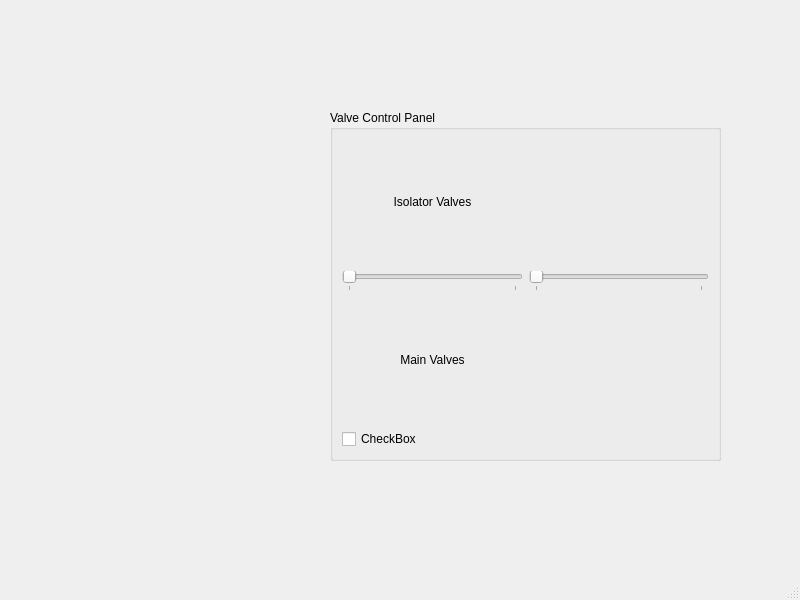
This is v0.1/APRL_GUIv0_1.ui in UC-Davis-APRL/APRL_GUI as Qt 5 draws it before an edit. The edited form follows.
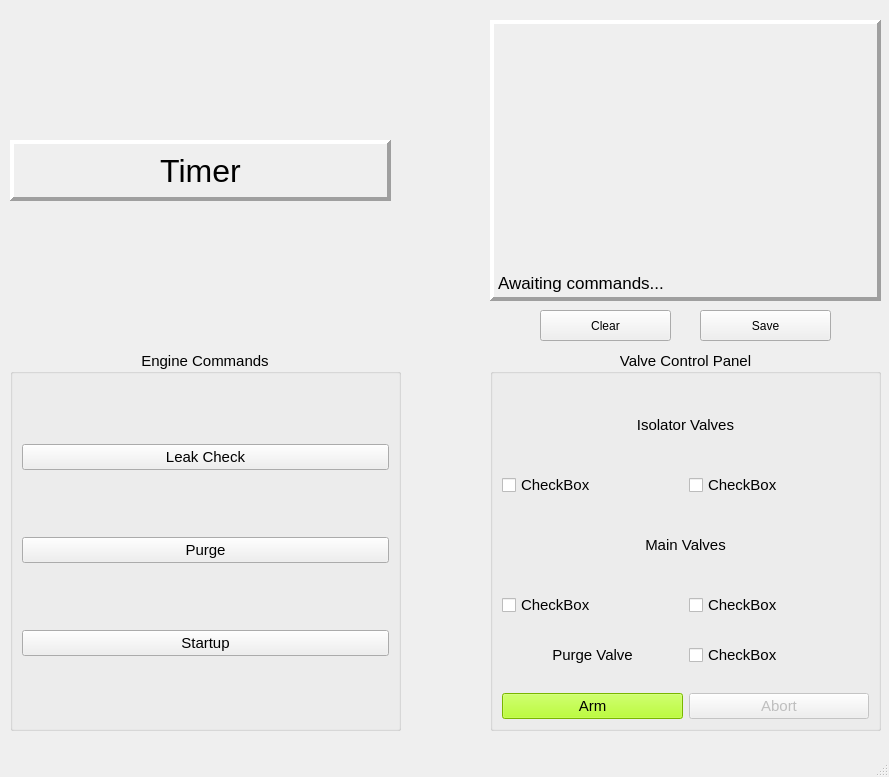
This is the edited form. Custom widgets are drawn as their Qt base class.

Commit message: 10/23/2023 v0.1 .ui file finalized, modifying .py file

Patch:
```diff
--- a/v0.1/APRL_GUIv0_1.ui
+++ b/v0.1/APRL_GUIv0_1.ui
@@ -2,12 +2,15 @@
 <ui version="4.0">
  <class>MainWindow</class>
  <widget class="QMainWindow" name="MainWindow">
+  <property name="enabled">
+   <bool>true</bool>
+  </property>
   <property name="geometry">
    <rect>
     <x>0</x>
     <y>0</y>
-    <width>800</width>
-    <height>600</height>
+    <width>889</width>
+    <height>777</height>
    </rect>
   </property>
   <property name="windowTitle">
@@ -17,28 +20,40 @@
    <widget class="QGroupBox" name="valveBox">
     <property name="geometry">
      <rect>
-      <x>330</x>
-      <y>110</y>
+      <x>490</x>
+      <y>350</y>
       <width>391</width>
-      <height>351</height>
+      <height>381</height>
      </rect>
     </property>
+    <property name="font">
+     <font>
+      <pointsize>11</pointsize>
+     </font>
+    </property>
+    <property name="styleSheet">
+     <string notr="true"/>
+    </property>
     <property name="title">
      <string>Valve Control Panel</string>
     </property>
-    <layout class="QGridLayout" name="gridLayout_2">
-     <item row="3" column="0">
-      <widget class="QLabel" name="label_2">
-       <property name="text">
-        <string>Main Valves</string>
-       </property>
-       <property name="alignment">
-        <set>Qt::AlignCenter</set>
-       </property>
-      </widget>
-     </item>
-     <item row="1" column="0">
+    <property name="alignment">
+     <set>Qt::AlignCenter</set>
+    </property>
+    <layout class="QVBoxLayout" name="verticalLayout_2">
+     <item>
       <widget class="QLabel" name="label">
+       <property name="sizePolicy">
+        <sizepolicy hsizetype="Preferred" vsizetype="Preferred">
+         <horstretch>0</horstretch>
+         <verstretch>0</verstretch>
+        </sizepolicy>
+       </property>
+       <property name="font">
+        <font>
+         <pointsize>11</pointsize>
+        </font>
+       </property>
        <property name="text">
         <string>Isolator Valves</string>
        </property>
@@ -47,41 +62,340 @@
        </property>
       </widget>
      </item>
-     <item row="2" column="1">
-      <widget class="QSlider" name="horizontalSlider_2">
-       <property name="maximum">
-        <number>1</number>
+     <item>
+      <layout class="QHBoxLayout" name="horizontalLayout">
+       <item>
+        <widget class="AnimatedToggle" name="isoTog1">
+         <property name="sizePolicy">
+          <sizepolicy hsizetype="Preferred" vsizetype="Preferred">
+           <horstretch>0</horstretch>
+           <verstretch>0</verstretch>
+          </sizepolicy>
+         </property>
+         <property name="font">
+          <font>
+           <pointsize>11</pointsize>
+          </font>
+         </property>
+         <property name="text">
+          <string>CheckBox</string>
+         </property>
+        </widget>
+       </item>
+       <item>
+        <widget class="AnimatedToggle" name="isoTog2">
+         <property name="font">
+          <font>
+           <pointsize>11</pointsize>
+          </font>
+         </property>
+         <property name="text">
+          <string>CheckBox</string>
+         </property>
+        </widget>
+       </item>
+      </layout>
+     </item>
+     <item>
+      <widget class="QLabel" name="label_2">
+       <property name="sizePolicy">
+        <sizepolicy hsizetype="Preferred" vsizetype="Preferred">
+         <horstretch>0</horstretch>
+         <verstretch>0</verstretch>
+        </sizepolicy>
        </property>
-       <property name="orientation">
-        <enum>Qt::Horizontal</enum>
+       <property name="font">
+        <font>
+         <pointsize>11</pointsize>
+        </font>
        </property>
-       <property name="tickPosition">
-        <enum>QSlider::TicksBelow</enum>
+       <property name="text">
+        <string>Main Valves</string>
        </property>
+       <property name="alignment">
+        <set>Qt::AlignCenter</set>
+       </property>
       </widget>
      </item>
-     <item row="2" column="0">
-      <widget class="QSlider" name="horizontalSlider">
-       <property name="maximum">
-        <number>1</number>
+     <item>
+      <layout class="QHBoxLayout" name="horizontalLayout_2">
+       <item>
+        <widget class="AnimatedToggle" name="mainTog1">
+         <property name="font">
+          <font>
+           <pointsize>11</pointsize>
+          </font>
+         </property>
+         <property name="text">
+          <string>CheckBox</string>
+         </property>
+        </widget>
+       </item>
+       <item>
+        <widget class="AnimatedToggle" name="mainTog2">
+         <property name="font">
+          <font>
+           <pointsize>11</pointsize>
+          </font>
+         </property>
+         <property name="text">
+          <string>CheckBox</string>
+         </property>
+        </widget>
+       </item>
+      </layout>
+     </item>
+     <item>
+      <spacer name="horizontalSpacer">
+       <property name="orientation">
+        <enum>Qt::Horizontal</enum>
        </property>
+       <property name="sizeHint" stdset="0">
+        <size>
+         <width>40</width>
+         <height>20</height>
+        </size>
+       </property>
+      </spacer>
+     </item>
+     <item>
+      <layout class="QHBoxLayout" name="horizontalLayout_3">
+       <item>
+        <widget class="QLabel" name="label_3">
+         <property name="font">
+          <font>
+           <pointsize>11</pointsize>
+          </font>
+         </property>
+         <property name="text">
+          <string>Purge Valve</string>
+         </property>
+         <property name="alignment">
+          <set>Qt::AlignCenter</set>
+         </property>
+        </widget>
+       </item>
+       <item>
+        <widget class="AnimatedToggle" name="purgeTog">
+         <property name="font">
+          <font>
+           <pointsize>11</pointsize>
+          </font>
+         </property>
+         <property name="text">
+          <string>CheckBox</string>
+         </property>
+        </widget>
+       </item>
+      </layout>
+     </item>
+     <item>
+      <spacer name="horizontalSpacer_2">
        <property name="orientation">
         <enum>Qt::Horizontal</enum>
        </property>
-       <property name="tickPosition">
-        <enum>QSlider::TicksBelow</enum>
+       <property name="sizeHint" stdset="0">
+        <size>
+         <width>40</width>
+         <height>20</height>
+        </size>
        </property>
+      </spacer>
+     </item>
+     <item>
+      <layout class="QHBoxLayout" name="horizontalLayout_4">
+       <item>
+        <widget class="QPushButton" name="armButton">
+         <property name="font">
+          <font>
+           <pointsize>11</pointsize>
+          </font>
+         </property>
+         <property name="styleSheet">
+          <string notr="true">QPushButton#armButton {background-color: rgb(170, 255, 0);}
+QPushButton#armButton:checked {background-color: rgb(255, 0, 127); }</string>
+         </property>
+         <property name="text">
+          <string>Arm</string>
+         </property>
+         <property name="checkable">
+          <bool>true</bool>
+         </property>
+         <property name="checked">
+          <bool>false</bool>
+         </property>
+        </widget>
+       </item>
+       <item>
+        <widget class="QPushButton" name="abortButton">
+         <property name="enabled">
+          <bool>false</bool>
+         </property>
+         <property name="font">
+          <font>
+           <pointsize>11</pointsize>
+          </font>
+         </property>
+         <property name="styleSheet">
+          <string notr="true">QPushButton#abortButton:enabled {background-color: rgb(170, 255, 0);}
+QPushButton#abortButton:checked {background-color: rgb(255, 0, 127); }</string>
+         </property>
+         <property name="text">
+          <string>Abort</string>
+         </property>
+         <property name="checkable">
+          <bool>true</bool>
+         </property>
+         <property name="checked">
+          <bool>false</bool>
+         </property>
+         <property name="flat">
+          <bool>false</bool>
+         </property>
+        </widget>
+       </item>
+      </layout>
+     </item>
+    </layout>
+   </widget>
+   <widget class="QGroupBox" name="commandBox">
+    <property name="geometry">
+     <rect>
+      <x>10</x>
+      <y>350</y>
+      <width>391</width>
+      <height>381</height>
+     </rect>
+    </property>
+    <property name="font">
+     <font>
+      <pointsize>11</pointsize>
+     </font>
+    </property>
+    <property name="title">
+     <string>Engine Commands</string>
+    </property>
+    <property name="alignment">
+     <set>Qt::AlignCenter</set>
+    </property>
+    <property name="flat">
+     <bool>false</bool>
+    </property>
+    <layout class="QVBoxLayout" name="verticalLayout">
+     <item>
+      <widget class="QPushButton" name="leakButton">
+       <property name="font">
+        <font>
+         <pointsize>11</pointsize>
+        </font>
+       </property>
+       <property name="text">
+        <string>Leak Check</string>
+       </property>
       </widget>
      </item>
-     <item row="4" column="0">
-      <widget class="AnimatedToggle" name="checkBox">
+     <item>
+      <widget class="QPushButton" name="purgeButton">
        <property name="text">
-        <string>CheckBox</string>
+        <string>Purge</string>
        </property>
       </widget>
      </item>
+     <item>
+      <widget class="QPushButton" name="startupButton">
+       <property name="text">
+        <string>Startup</string>
+       </property>
+      </widget>
+     </item>
     </layout>
    </widget>
+   <widget class="QLabel" name="timer">
+    <property name="geometry">
+     <rect>
+      <x>10</x>
+      <y>140</y>
+      <width>381</width>
+      <height>61</height>
+     </rect>
+    </property>
+    <property name="font">
+     <font>
+      <pointsize>24</pointsize>
+     </font>
+    </property>
+    <property name="frameShape">
+     <enum>QFrame::Panel</enum>
+    </property>
+    <property name="frameShadow">
+     <enum>QFrame::Raised</enum>
+    </property>
+    <property name="lineWidth">
+     <number>4</number>
+    </property>
+    <property name="text">
+     <string>Timer</string>
+    </property>
+    <property name="alignment">
+     <set>Qt::AlignCenter</set>
+    </property>
+   </widget>
+   <widget class="QLabel" name="log">
+    <property name="geometry">
+     <rect>
+      <x>490</x>
+      <y>20</y>
+      <width>391</width>
+      <height>281</height>
+     </rect>
+    </property>
+    <property name="font">
+     <font>
+      <pointsize>13</pointsize>
+     </font>
+    </property>
+    <property name="frameShape">
+     <enum>QFrame::Panel</enum>
+    </property>
+    <property name="frameShadow">
+     <enum>QFrame::Raised</enum>
+    </property>
+    <property name="lineWidth">
+     <number>4</number>
+    </property>
+    <property name="text">
+     <string>Awaiting commands...</string>
+    </property>
+    <property name="alignment">
+     <set>Qt::AlignBottom|Qt::AlignLeading|Qt::AlignLeft</set>
+    </property>
+   </widget>
+   <widget class="QPushButton" name="commandClear">
+    <property name="geometry">
+     <rect>
+      <x>540</x>
+      <y>310</y>
+      <width>131</width>
+      <height>31</height>
+     </rect>
+    </property>
+    <property name="text">
+     <string>Clear</string>
+    </property>
+   </widget>
+   <widget class="QPushButton" name="commandSave">
+    <property name="geometry">
+     <rect>
+      <x>700</x>
+      <y>310</y>
+      <width>131</width>
+      <height>31</height>
+     </rect>
+    </property>
+    <property name="text">
+     <string>Save</string>
+    </property>
+   </widget>
   </widget>
   <widget class="QMenuBar" name="menubar">
    <property name="geometry">
```
Left out of the diff: 2 changed lines with no effect on the pictures. The commit also changes 1 other file.
